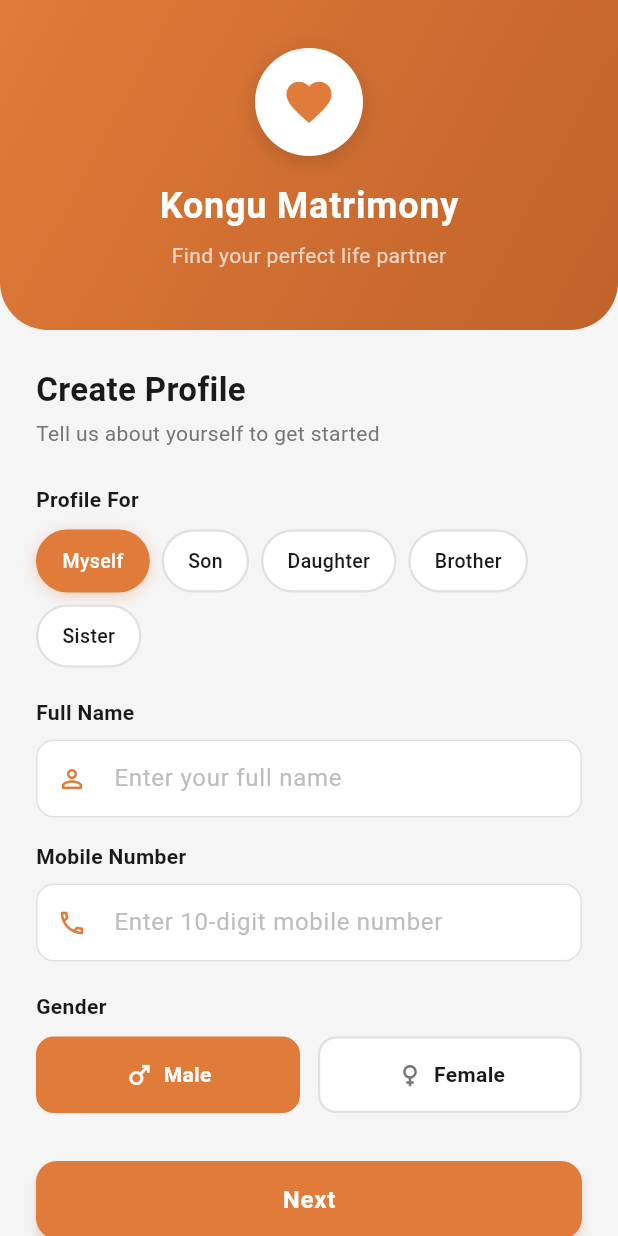
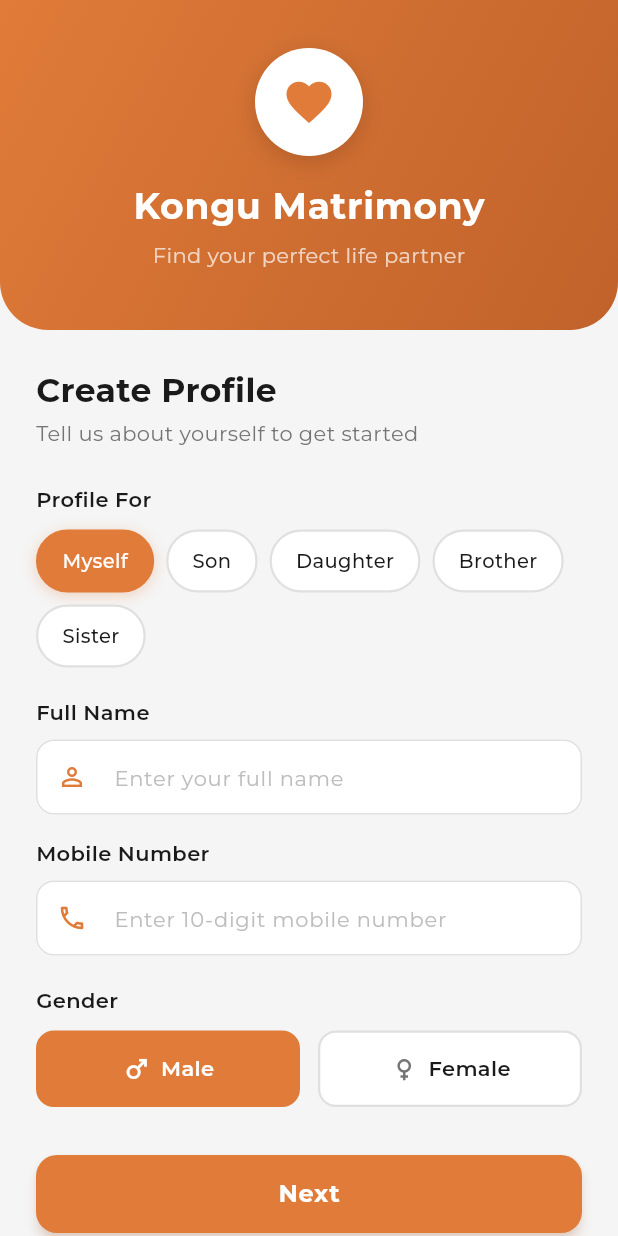
Before and after one commit to rajaguru2004/kongu_matrimony, a Flutter app: the screen it shows after launch, on a phone screen of 412 x 824 dp. Run offline on Flutter 3.47's test engine with Material 3 defaults, Android fonts, the phone set to English and light mode, and no system bars; our stand-ins replace dio, get, google_fonts, image_picker.

Commit message:
done with the signup flow

```diff
--- a/lib/app/modules/home/views/home_view.dart
+++ b/lib/app/modules/home/views/home_view.dart
@@ -1,6 +1,7 @@
 import 'package:flutter/material.dart';
 
 import 'package:get/get.dart';
+import 'package:kongu_matrimony/app/utils/common_text.dart';
 
 import '../controllers/home_controller.dart';
 
@@ -9,12 +10,9 @@ class HomeView extends GetView<HomeController> {
   @override
   Widget build(BuildContext context) {
     return Scaffold(
-      appBar: AppBar(
-        title: const Text('HomeView'),
-        centerTitle: true,
-      ),
-      body: const Center(
-        child: Text(
+      appBar: AppBar(title: const CommonText('HomeView'), centerTitle: true),
+      body: Center(
+        child: CommonText(
           'HomeView is working',
           style: TextStyle(fontSize: 20),
         ),
--- a/lib/app/modules/initial_sign/views/initial_sign_view.dart
+++ b/lib/app/modules/initial_sign/views/initial_sign_view.dart
@@ -1,6 +1,7 @@
 import 'package:flutter/material.dart';
 import 'package:get/get.dart';
 import 'package:kongu_matrimony/app/utils/app_colors.dart';
+import 'package:kongu_matrimony/app/utils/common_text.dart';
 import '../controllers/initial_sign_controller.dart';
 
 class InitialSignView extends GetView<InitialSignController> {
@@ -8,10 +9,14 @@ class InitialSignView extends GetView<InitialSignController> {
 
   @override
   Widget build(BuildContext context) {
+    final screenHeight = MediaQuery.of(context).size.height;
+    final isSmallScreen = screenHeight < 700;
+
     return Scaffold(
       backgroundColor: AppColors.background,
       body: SafeArea(
         child: SingleChildScrollView(
+          physics: const ClampingScrollPhysics(),
           child: Column(
             children: [
               // Header
@@ -28,12 +33,17 @@ class InitialSignView extends GetView<InitialSignController> {
                     bottomRight: Radius.circular(32),
                   ),
                 ),
-                padding: const EdgeInsets.fromLTRB(24, 32, 24, 40),
+                padding: EdgeInsets.fromLTRB(
+                  24,
+                  isSmallScreen ? 24 : 32,
+                  24,
+                  isSmallScreen ? 32 : 40,
+                ),
                 child: Column(
                   children: [
                     Container(
-                      width: 72,
-                      height: 72,
+                      width: isSmallScreen ? 60 : 72,
+                      height: isSmallScreen ? 60 : 72,
                       decoration: BoxDecoration(
                         color: AppColors.white,
                         shape: BoxShape.circle,
@@ -45,53 +55,59 @@ class InitialSignView extends GetView<InitialSignController> {
                           ),
                         ],
                       ),
-                      child: const Icon(
+                      child: Icon(
                         Icons.favorite,
                         color: AppColors.primary,
-                        size: 36,
+                        size: isSmallScreen ? 30 : 36,
                       ),
                     ),
-                    const SizedBox(height: 16),
-                    const Text(
+                    SizedBox(height: isSmallScreen ? 12 : 16),
+                    CommonText(
                       'Kongu Matrimony',
                       style: TextStyle(
                         color: AppColors.white,
-                        fontSize: 24,
+                        fontSize: isSmallScreen ? 20 : 24,
                         fontWeight: FontWeight.bold,
                         letterSpacing: 0.5,
                       ),
                     ),
                     const SizedBox(height: 6),
-                    const Text(
+                    CommonText(
                       'Find your perfect life partner',
-                      style: TextStyle(color: Colors.white70, fontSize: 14),
+                      style: TextStyle(
+                        color: Colors.white70,
+                        fontSize: isSmallScreen ? 12 : 14,
+                      ),
                     ),
                   ],
                 ),
               ),
 
               Padding(
-                padding: const EdgeInsets.all(24),
+                padding: EdgeInsets.all(isSmallScreen ? 16 : 24),
                 child: Column(
                   crossAxisAlignment: CrossAxisAlignment.start,
                   children: [
-                    const Text(
+                    CommonText(
                       'Create Profile',
                       style: TextStyle(
-                        fontSize: 22,
+                        fontSize: isSmallScreen ? 18 : 22,
                         fontWeight: FontWeight.bold,
                         color: AppColors.textDark,
                       ),
                     ),
                     const SizedBox(height: 4),
-                    const Text(
+                    CommonText(
                       'Tell us about yourself to get started',
-                      style: TextStyle(fontSize: 14, color: AppColors.textGrey),
+                      style: TextStyle(
+                        fontSize: isSmallScreen ? 12 : 14,
+                        color: AppColors.textGrey,
+                      ),
                     ),
-                    const SizedBox(height: 24),
+                    SizedBox(height: isSmallScreen ? 16 : 24),
 
                     // Profile For
-                    const Text(
+                    const CommonText(
                       'Profile For',
                       style: TextStyle(
                         fontSize: 14,
@@ -112,9 +128,9 @@ class InitialSignView extends GetView<InitialSignController> {
                                 controller.profileFor.value = opt['value']!,
                             child: AnimatedContainer(
                               duration: const Duration(milliseconds: 200),
-                              padding: const EdgeInsets.symmetric(
-                                horizontal: 16,
-                                vertical: 10,
+                              padding: EdgeInsets.symmetric(
+                                horizontal: isSmallScreen ? 12 : 16,
+                                vertical: isSmallScreen ? 8 : 10,
                               ),
                               decoration: BoxDecoration(
                                 color: isSelected
@@ -139,14 +155,14 @@ class InitialSignView extends GetView<InitialSignController> {
                                       ]
                                     : [],
                               ),
-                              child: Text(
+                              child: CommonText(
                                 opt['label']!,
                                 style: TextStyle(
                                   color: isSelected
                                       ? AppColors.white
                                       : AppColors.textDark,
                                   fontWeight: FontWeight.w500,
-                                  fontSize: 13,
+                                  fontSize: isSmallScreen ? 12 : 13,
                                 ),
                               ),
                             ),
@@ -155,7 +171,7 @@ class InitialSignView extends GetView<InitialSignController> {
                       ),
                     ),
 
-                    const SizedBox(height: 20),
+                    SizedBox(height: isSmallScreen ? 12 : 20),
 
                     // Name field
                     _buildTextField(
@@ -163,8 +179,9 @@ class InitialSignView extends GetView<InitialSignController> {
                       label: 'Full Name',
                       hint: 'Enter your full name',
                       icon: Icons.person_outline,
+                      isSmallScreen: isSmallScreen,
                     ),
-                    const SizedBox(height: 16),
+                    SizedBox(height: isSmallScreen ? 12 : 16),
 
                     // Phone field
                     _buildTextField(
@@ -174,11 +191,12 @@ class InitialSignView extends GetView<InitialSignController> {
                       icon: Icons.phone_outlined,
                       keyboardType: TextInputType.phone,
                       maxLength: 10,
+                      isSmallScreen: isSmallScreen,
                     ),
-                    const SizedBox(height: 20),
+                    SizedBox(height: isSmallScreen ? 12 : 20),
 
                     // Gender
-                    const Text(
+                    const CommonText(
                       'Gender',
                       style: TextStyle(
                         fontSize: 14,
@@ -196,6 +214,7 @@ class InitialSignView extends GetView<InitialSignController> {
                             value: 'male',
                             selected: controller.gender.value == 'male',
                             onTap: () => controller.gender.value = 'male',
+                            isSmallScreen: isSmallScreen,
                           ),
                           const SizedBox(width: 12),
                           _buildGenderChip(
@@ -204,18 +223,19 @@ class InitialSignView extends GetView<InitialSignController> {
                             value: 'female',
                             selected: controller.gender.value == 'female',
                             onTap: () => controller.gender.value = 'female',
+                            isSmallScreen: isSmallScreen,
                           ),
                         ],
                       ),
                     ),
 
-                    const SizedBox(height: 32),
+                    SizedBox(height: isSmallScreen ? 20 : 32),
 
                     // Next Button
                     Obx(
                       () => SizedBox(
                         width: double.infinity,
-                        height: 52,
+                        height: isSmallScreen ? 48 : 52,
                         child: ElevatedButton(
                           onPressed: controller.isLoading.value
                               ? null
@@ -240,10 +260,10 @@ class InitialSignView extends GetView<InitialSignController> {
                                     strokeWidth: 2.5,
                                   ),
                                 )
-                              : const Text(
+                              : CommonText(
                                   'Next',
                                   style: TextStyle(
-                                    fontSize: 16,
+                                    fontSize: isSmallScreen ? 15 : 16,
                                     fontWeight: FontWeight.bold,
                                     letterSpacing: 0.5,
                                   ),
@@ -252,15 +272,16 @@ class InitialSignView extends GetView<InitialSignController> {
                       ),
                     ),
 
-                    const SizedBox(height: 16),
+                    SizedBox(height: isSmallScreen ? 8 : 16),
                     Center(
                       child: TextButton(
                         onPressed: () => Get.back(),
-                        child: const Text(
+                        child: CommonText(
                           'Already registered? Login',
                           style: TextStyle(
                             color: AppColors.primary,
                             fontWeight: FontWeight.w500,
+                            fontSize: isSmallScreen ? 13 : 14,
                           ),
                         ),
                       ),
@@ -282,27 +303,36 @@ class InitialSignView extends GetView<InitialSignController> {
     required IconData icon,
     TextInputType keyboardType = TextInputType.text,
     int? maxLength,
+    bool isSmallScreen = false,
   }) {
     return Column(
       crossAxisAlignment: CrossAxisAlignment.start,
       children: [
-        Text(
+        CommonText(
           label,
-          style: const TextStyle(
-            fontSize: 14,
+          style: TextStyle(
+            fontSize: isSmallScreen ? 13 : 14,
             fontWeight: FontWeight.w600,
             color: AppColors.textDark,
           ),
         ),
-        const SizedBox(height: 8),
+        SizedBox(height: isSmallScreen ? 6 : 8),
         TextField(
           controller: controller,
           keyboardType: keyboardType,
           maxLength: maxLength,
+          style: TextStyle(fontSize: isSmallScreen ? 14 : 15),
           decoration: InputDecoration(
             hintText: hint,
-            hintStyle: const TextStyle(color: AppColors.textLight),
-            prefixIcon: Icon(icon, color: AppColors.primary, size: 20),
+            hintStyle: TextStyle(
+              color: AppColors.textLight,
+              fontSize: isSmallScreen ? 13 : 14,
+            ),
+            prefixIcon: Icon(
+              icon,
+              color: AppColors.primary,
+              size: isSmallScreen ? 18 : 20,
+            ),
             filled: true,
             fillColor: AppColors.white,
             counterText: '',
@@ -321,9 +351,9 @@ class InitialSignView extends GetView<InitialSignController> {
                 width: 1.5,
               ),
             ),
-            contentPadding: const EdgeInsets.symmetric(
+            contentPadding: EdgeInsets.symmetric(
               horizontal: 16,
-              vertical: 14,
+              vertical: isSmallScreen ? 12 : 14,
             ),
           ),
         ),
@@ -337,13 +367,14 @@ class InitialSignView extends GetView<InitialSignController> {
     required String value,
     required bool selected,
     required VoidCallback onTap,
+    bool isSmallScreen = false,
   }) {
     return Expanded(
       child: GestureDetector(
         onTap: onTap,
         child: AnimatedContainer(
           duration: const Duration(milliseconds: 200),
-          padding: const EdgeInsets.symmetric(vertical: 14),
+          padding: EdgeInsets.symmetric(vertical: isSmallScreen ? 10 : 14),
           decoration: BoxDecoration(
             color: selected ? AppColors.primary : AppColors.white,
             borderRadius: BorderRadius.circular(12),
@@ -358,14 +389,15 @@ class InitialSignView extends GetView<InitialSignController> {
               Icon(
                 icon,
                 color: selected ? AppColors.white : AppColors.textGrey,
-                size: 20,
+                size: isSmallScreen ? 18 : 20,
               ),
-              const SizedBox(width: 6),
-              Text(
+              SizedBox(width: isSmallScreen ? 4 : 6),
+              CommonText(
                 label,
                 style: TextStyle(
                   color: selected ? AppColors.white : AppColors.textDark,
                   fontWeight: FontWeight.w600,
+                  fontSize: isSmallScreen ? 13 : 14,
                 ),
               ),
             ],
--- a/lib/app/modules/step1/views/step1_view.dart
+++ b/lib/app/modules/step1/views/step1_view.dart
@@ -2,6 +2,7 @@ import 'dart:io';
 import 'package:flutter/material.dart';
 import 'package:get/get.dart';
 import 'package:kongu_matrimony/app/utils/app_colors.dart';
+import 'package:kongu_matrimony/app/utils/common_text.dart';
 import 'package:kongu_matrimony/app/utils/step_widgets.dart';
 import '../controllers/step1_controller.dart';
 
@@ -71,7 +72,7 @@ class Step1View extends GetView<Step1Controller> {
             const SizedBox(height: 24),
             buildSectionTitle('Identity Documents'),
             const SizedBox(height: 4),
-            const Text(
+            CommonText(
               'Upload your identity proof (Aadhaar / PAN / Passport)',
               style: TextStyle(fontSize: 12, color: AppColors.textGrey),
             ),
@@ -173,7 +174,7 @@ class Step1View extends GetView<Step1Controller> {
                     size: 28,
                   ),
                   const SizedBox(height: 6),
-                  Text(
+                  CommonText(
                     label,
                     textAlign: TextAlign.center,
                     style: const TextStyle(
--- a/lib/app/modules/step4/views/step4_view.dart
+++ b/lib/app/modules/step4/views/step4_view.dart
@@ -1,6 +1,7 @@
 import 'package:flutter/material.dart';
 import 'package:get/get.dart';
 import 'package:kongu_matrimony/app/utils/app_colors.dart';
+import 'package:kongu_matrimony/app/utils/common_text.dart';
 import 'package:kongu_matrimony/app/utils/step_widgets.dart';
 import '../controllers/step4_controller.dart';
 
@@ -37,7 +38,7 @@ class Step4View extends GetView<Step4Controller> {
                     () => Row(
                       mainAxisAlignment: MainAxisAlignment.spaceBetween,
                       children: [
-                        const Text(
+                        const CommonText(
                           'Age Range',
                           style: TextStyle(
                             fontSize: 13,
@@ -54,7 +55,7 @@ class Step4View extends GetView<Step4Controller> {
                             color: AppColors.primaryLight,
                             borderRadius: BorderRadius.circular(20),
                           ),
-                          child: Text(
+                          child: CommonText(
                             '${controller.partnerMinAge.value} - ${controller.partnerMaxAge.value} yrs',
                             style: const TextStyle(
                               color: AppColors.primary,
--- a/lib/app/modules/step6/views/step6_view.dart
+++ b/lib/app/modules/step6/views/step6_view.dart
@@ -1,6 +1,7 @@
 import 'package:flutter/material.dart';
 import 'package:get/get.dart';
 import 'package:kongu_matrimony/app/utils/app_colors.dart';
+import 'package:kongu_matrimony/app/utils/common_text.dart';
 import 'package:kongu_matrimony/app/utils/step_widgets.dart';
 import '../controllers/step6_controller.dart';
 
@@ -22,7 +23,7 @@ class Step6View extends GetView<Step6Controller> {
 
             buildSectionTitle('Tell us about yourself'),
             const SizedBox(height: 6),
-            const Text(
+            CommonText(
               'Write a brief description about your personality, hobbies, and what you are looking for in a partner.',
               style: TextStyle(fontSize: 13, color: AppColors.textGrey),
             ),
--- a/lib/app/modules/step7/views/step7_view.dart
+++ b/lib/app/modules/step7/views/step7_view.dart
@@ -3,6 +3,7 @@ import 'package:flutter/material.dart';
 import 'package:get/get.dart';
 import 'package:kongu_matrimony/app/routes/app_pages.dart';
 import 'package:kongu_matrimony/app/utils/app_colors.dart';
+import 'package:kongu_matrimony/app/utils/common_text.dart';
 import 'package:kongu_matrimony/app/utils/step_widgets.dart';
 import '../controllers/step7_controller.dart';
 
@@ -25,7 +26,7 @@ class Step7View extends GetView<Step7Controller> {
             Center(
               child: Column(
                 children: [
-                  const Text(
+                  CommonText(
                     'Upload Profile Photo',
                     style: TextStyle(
                       fontSize: 20,
@@ -34,7 +35,7 @@ class Step7View extends GetView<Step7Controller> {
                     ),
                   ),
                   const SizedBox(height: 8),
-                  const Text(
+                  const CommonText(
                     'A clear photo helps you get more responses',
                     style: TextStyle(fontSize: 13, color: AppColors.textGrey),
                   ),
@@ -122,7 +123,7 @@ class Step7View extends GetView<Step7Controller> {
                                   size: 16,
                                 ),
                                 SizedBox(width: 6),
-                                Text(
+                                CommonText(
                                   'Photo selected',
                                   style: TextStyle(
                                     color: AppColors.success,
@@ -138,7 +139,7 @@ class Step7View extends GetView<Step7Controller> {
                               Icons.photo_library_outlined,
                               color: AppColors.primary,
                             ),
-                            label: const Text(
+                            label: const CommonText(
                               'Choose from Gallery',
                               style: TextStyle(
                                 color: AppColors.primary,
@@ -160,7 +161,7 @@ class Step7View extends GetView<Step7Controller> {
                   Routes.STEP8,
                   arguments: controller.registerModel,
                 ),
-                child: const Text(
+                child: const CommonText(
                   'Skip for now',
                   style: TextStyle(color: AppColors.textGrey),
                 ),
--- a/lib/app/modules/step8/views/step8_view.dart
+++ b/lib/app/modules/step8/views/step8_view.dart
@@ -1,6 +1,7 @@
 import 'package:flutter/material.dart';
 import 'package:get/get.dart';
 import 'package:kongu_matrimony/app/utils/app_colors.dart';
+import 'package:kongu_matrimony/app/utils/common_text.dart';
 import 'package:kongu_matrimony/app/utils/step_widgets.dart';
 import '../controllers/step8_controller.dart';
 
@@ -96,12 +97,12 @@ class Step8View extends GetView<Step8Controller> {
                             strokeWidth: 2.5,
                           ),
                         )
-                      : const Row(
+                      : Row(
                           mainAxisAlignment: MainAxisAlignment.center,
                           children: [
                             Icon(Icons.check_circle_outline, size: 20),
                             SizedBox(width: 8),
-                            Text(
+                            CommonText(
                               'Complete Registration',
                               style: TextStyle(
                                 fontSize: 16,
--- /dev/null
+++ b/lib/app/utils/common_text.dart
@@ -0,0 +1,47 @@
+import 'package:flutter/material.dart';
+import 'package:google_fonts/google_fonts.dart';
+
+class CommonText extends StatelessWidget {
+  final String text;
+  final double? fontSize;
+  final FontWeight? fontWeight;
+  final Color? color;
+  final TextAlign? textAlign;
+  final TextOverflow? overflow;
+  final int? maxLines;
+  final double? height;
+  final TextDecoration? decoration;
+  final TextStyle? style;
+
+  const CommonText(
+    this.text, {
+    super.key,
+    this.fontSize,
+    this.fontWeight,
+    this.color,
+    this.textAlign,
+    this.overflow,
+    this.maxLines,
+    this.height,
+    this.decoration,
+    this.style,
+  });
+
+  @override
+  Widget build(BuildContext context) {
+    return Text(
+      text,
+      textAlign: textAlign,
+      overflow: overflow,
+      maxLines: maxLines,
+      style: GoogleFonts.montserrat(
+        fontSize: fontSize,
+        fontWeight: fontWeight,
+        color: color,
+        height: height,
+        decoration: decoration,
+        textStyle: style,
+      ),
+    );
+  }
+}
--- a/lib/app/utils/step_widgets.dart
+++ b/lib/app/utils/step_widgets.dart
@@ -1,20 +1,17 @@
 import 'package:flutter/material.dart';
 import 'package:get/get.dart';
 import 'package:kongu_matrimony/app/utils/app_colors.dart';
+import 'package:kongu_matrimony/app/utils/common_text.dart';
 
 AppBar buildStepAppBar(String title, int step) {
   return AppBar(
     backgroundColor: AppColors.white,
     elevation: 0,
     leading: IconButton(
-      icon: const Icon(
-        Icons.arrow_back_ios_new,
-        color: AppColors.textDark,
-        size: 20,
-      ),
+      icon: Icon(Icons.arrow_back_ios_new, color: AppColors.textDark, size: 20),
       onPressed: () => Get.back(),
     ),
-    title: Text(
+    title: CommonText(
       title,
       style: const TextStyle(
         color: AppColors.textDark,
@@ -44,7 +41,7 @@ Widget buildStepIndicator(int current, int total) {
           color: AppColors.primaryLight,
           borderRadius: BorderRadius.circular(20),
         ),
-        child: Text(
+        child: CommonText(
           'Step $current of $total',
           style: const TextStyle(
             color: AppColors.primary,
@@ -58,7 +55,7 @@ Widget buildStepIndicator(int current, int total) {
 }
 
 Widget buildSectionTitle(String title) {
-  return Text(
+  return CommonText(
     title,
     style: const TextStyle(
       fontSize: 15,
@@ -79,7 +76,7 @@ Widget buildStepTextField({
   return Column(
     crossAxisAlignment: CrossAxisAlignment.start,
     children: [
-      Text(
+      CommonText(
         label,
         style: const TextStyle(
           fontSize: 13,
@@ -132,7 +129,7 @@ Widget buildPickerTile({
   return Column(
     crossAxisAlignment: CrossAxisAlignment.start,
     children: [
-      Text(
+      CommonText(
         label,
         style: const TextStyle(
           fontSize: 13,
@@ -161,7 +158,7 @@ Widget buildPickerTile({
               ),
               const SizedBox(width: 10),
               Expanded(
-                child: Text(
+                child: CommonText(
                   value,
                   style: TextStyle(
                     color: hasValue ? AppColors.textDark : AppColors.textLight,
@@ -187,7 +184,7 @@ Widget buildStepDropdown({
   return Column(
     crossAxisAlignment: CrossAxisAlignment.start,
     children: [
-      Text(
+      CommonText(
         label,
         style: const TextStyle(
           fontSize: 13,
@@ -213,7 +210,9 @@ Widget buildStepDropdown({
             ),
             style: const TextStyle(color: AppColors.textDark, fontSize: 14),
             items: options
-                .map((opt) => DropdownMenuItem(value: opt, child: Text(opt)))
+                .map(
+                  (opt) => DropdownMenuItem(value: opt, child: CommonText(opt)),
+                )
                 .toList(),
             onChanged: onChanged,
           ),
@@ -253,7 +252,7 @@ Widget buildNextButton(
                   strokeWidth: 2.5,
                 ),
               )
-            : Text(
+            : CommonText(
                 label,
                 style: const TextStyle(
                   fontSize: 16,
--- a/lib/main.dart
+++ b/lib/main.dart
@@ -1,13 +1,16 @@
 import 'package:flutter/material.dart';
-
 import 'package:get/get.dart';
+import 'package:google_fonts/google_fonts.dart';
 
 import 'app/routes/app_pages.dart';
 
 void main() {
+  WidgetsFlutterBinding.ensureInitialized();
   runApp(
     GetMaterialApp(
       title: "Application",
+      debugShowCheckedModeBanner: false,
+      theme: ThemeData(textTheme: GoogleFonts.montserratTextTheme()),
       initialRoute: AppPages.INITIAL,
       getPages: AppPages.routes,
     ),
--- a/pubspec.yaml
+++ b/pubspec.yaml
@@ -38,6 +38,7 @@ dependencies:
   dio: ^5.9.1
   image_picker: ^1.1.2
   intl: ^0.19.0
+  google_fonts: ^6.2.1
 
 dev_dependencies:
   flutter_test:
```
Also changed, not shown: pubspec.lock.
